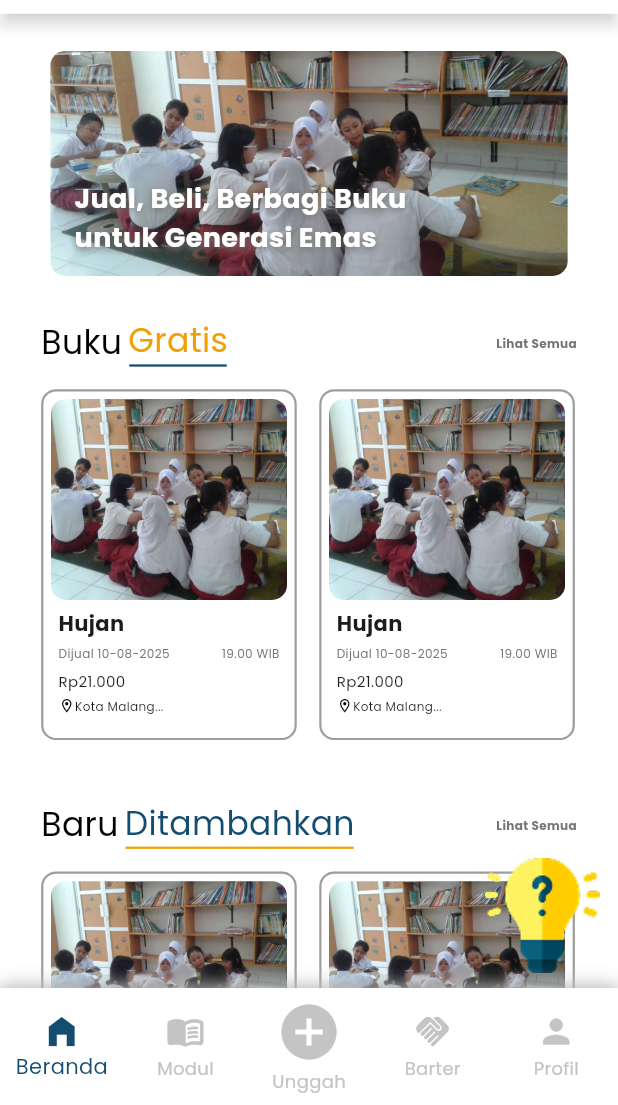
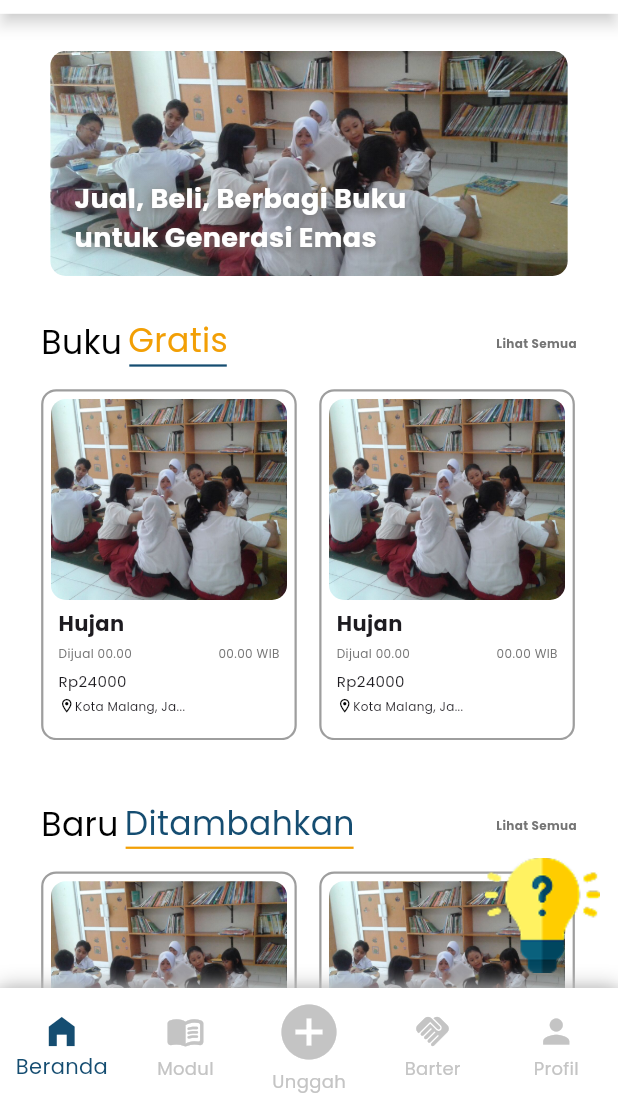
Before and after one commit to hathoriastro/Bukulapak, a Flutter app: the screen it shows after launch, on a phone screen of 412 x 824 dp, the part 131-1236 px from its top. Run offline on Flutter 3.47's test engine with Material 3 defaults, Android fonts, the phone set to English and light mode, and no system bars; drawn by our look-alikes of badges, carousel_slider.

Commit message:
card product

```diff
--- a/lib/components/card_product.dart
+++ b/lib/components/card_product.dart
@@ -2,7 +2,21 @@ import 'package:bukulapak/components/colors.dart';
 import 'package:flutter/material.dart';
 
 class ProductCard extends StatelessWidget {
-  const ProductCard({super.key});
+  final String imageProduct;
+  final String date;
+  final String time;
+  final String price;
+  final String location;
+  final String title;
+
+  const ProductCard({
+    Key? key,
+    required this.imageProduct,
+    required this.date,
+    required this.time,
+    required this.price,
+    required this.location,required this.title,
+  }) : super(key : key);
 
   @override
   Widget build(BuildContext context) {
@@ -29,7 +43,7 @@ class ProductCard extends StatelessWidget {
               borderRadius: BorderRadiusGeometry.circular(10),
               //IMAGE PRODUCT
               child: Image.asset(
-                'assets/images/banner1.jpg',
+                imageProduct,
                 fit: BoxFit.cover,
                 width: sizewidth * 170 / fullwidth,
                 height: 134,
@@ -42,7 +56,7 @@ class ProductCard extends StatelessWidget {
                 crossAxisAlignment: CrossAxisAlignment.start,
                 children: [
                   Text(
-                    'Hujan',
+                    title,
                     style: TextStyle(fontSize: 14, fontWeight: FontWeight.bold),
                   ),
                   SizedBox(height: 4),
@@ -50,18 +64,18 @@ class ProductCard extends StatelessWidget {
                     mainAxisAlignment: MainAxisAlignment.spaceBetween,
                     children: [
                       Text(
-                        'Dijual 10-08-2025',
+                        'Dijual $time',
                         style: TextStyle(fontSize: 8, color: lightGray),
                       ),
                       Text(
-                        '19.00 WIB',
+                        '$time WIB',
                         style: TextStyle(fontSize: 8, color: lightGray),
                       ),
                     ],
                   ),
                   SizedBox(height: 6),
                   Text(
-                    'Rp21.000',
+                    'Rp$price',
                     style: TextStyle(fontSize: 10, fontWeight: FontWeight.w500),
                   ),
                   SizedBox(height: 4),
@@ -73,7 +87,7 @@ class ProductCard extends StatelessWidget {
                         color: Colors.black,
                         size: 11,
                       ),
-                      Text('Kota Malang...', style: TextStyle(fontSize: 8)),
+                      Text(location, style: TextStyle(fontSize: 8)),
                     ],
                   ),
                 ],
--- a/lib/components/colors.dart
+++ b/lib/components/colors.dart
@@ -9,5 +9,6 @@ const Color lightBlue = Color(0xFF0476D0);
 const Color darkBlue = Color(0xFF154D71);
 const Color lightGray = Color(0xFF757575);
 const Color customorange = Color(0xFFF29F05);
-const Color softgray = Color(0xFFC4C4C4);const Color orange = Color(0xFFF29F05);
+const Color softgray = Color(0xFFC4C4C4);
+const Color orange = Color(0xFFF29F05);
 const Color darkWhite = Color(0xFFEFEFEF);
--- a/lib/pages/home.dart
+++ b/lib/pages/home.dart
@@ -125,7 +125,36 @@ class _HomePageState extends State<HomePage> {
                       SizedBox(height: 15),
                       SingleChildScrollView(
                         scrollDirection: Axis.horizontal,
-                        child: Row(children: [ProductCard(), ProductCard()]),
+                        child: Row(
+                          children: [
+                            ProductCard(
+                              imageProduct: 'assets/images/banner1.jpg',
+                              date: '22-08-2025',
+                              time: '00.00',
+                              price: '24000',
+                              location: 'Kota Malang, Ja...',
+                              title: 'Hujan',
+                            ),
+
+                             ProductCard(
+                              imageProduct: 'assets/images/banner1.jpg',
+                              date: '22-08-2025',
+                              time: '00.00',
+                              price: '24000',
+                              location: 'Kota Malang, Ja...',
+                              title: 'Hujan',
+                            ),
+
+                             ProductCard(
+                              imageProduct: 'assets/images/banner1.jpg',
+                              date: '22-08-2025',
+                              time: '00.00',
+                              price: '24000',
+                              location: 'Kota Malang, Ja...',
+                              title: 'Hujan',
+                            ),
+                          ],
+                        ),
                       ),
                       SizedBox(height: 40),
                       Row(
@@ -173,9 +202,22 @@ class _HomePageState extends State<HomePage> {
                         scrollDirection: Axis.horizontal,
                         child: Row(
                           children: [
-                            ProductCard(),
-                            ProductCard(),
-                            ProductCard(),
+                             ProductCard(
+                              imageProduct: 'assets/images/banner1.jpg',
+                              date: '22-08-2025',
+                              time: '00.00',
+                              price: '24000',
+                              location: 'Kota Malang, Ja...',
+                              title: 'Hujan',
+                            ),
+                             ProductCard(
+                              imageProduct: 'assets/images/banner1.jpg',
+                              date: '22-08-2025',
+                              time: '00.00',
+                              price: '24000',
+                              location: 'Kota Malang, Ja...',
+                              title: 'Hujan',
+                            ),
                           ],
                         ),
                       ),
@@ -189,11 +231,10 @@ class _HomePageState extends State<HomePage> {
             right: 12,
             bottom: 10, // biar ga ketutup navbar
             child: Image.asset(
-                "assets/images/floatinglamp.png",
-                width: 77,
-                height: 77,
-              ),
-
+              "assets/images/floatinglamp.png",
+              width: 77,
+              height: 77,
+            ),
           ),
         ],
       ),
```
